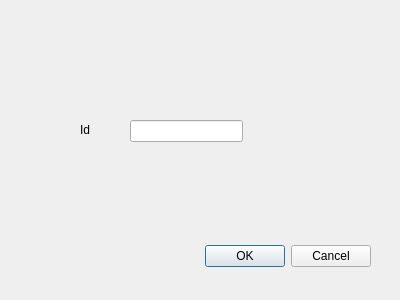
Old version of the form btndeletewindow.ui in the repository hacker2023beginer/database_with_GUI_on_QT.
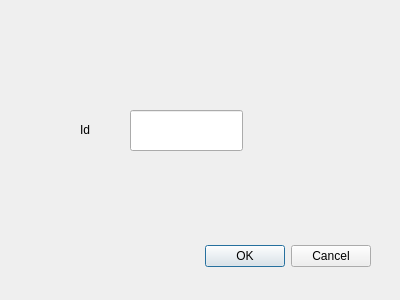
New version of the form.

```diff
--- a/btndeletewindow.ui
+++ b/btndeletewindow.ui
@@ -33,11 +33,14 @@
    <property name="geometry">
     <rect>
      <x>130</x>
-     <y>120</y>
+     <y>110</y>
      <width>113</width>
-     <height>22</height>
+     <height>41</height>
     </rect>
    </property>
+   <property name="styleSheet">
+    <string notr="true"/>
+   </property>
   </widget>
   <widget class="QLabel" name="label">
    <property name="geometry">
```
